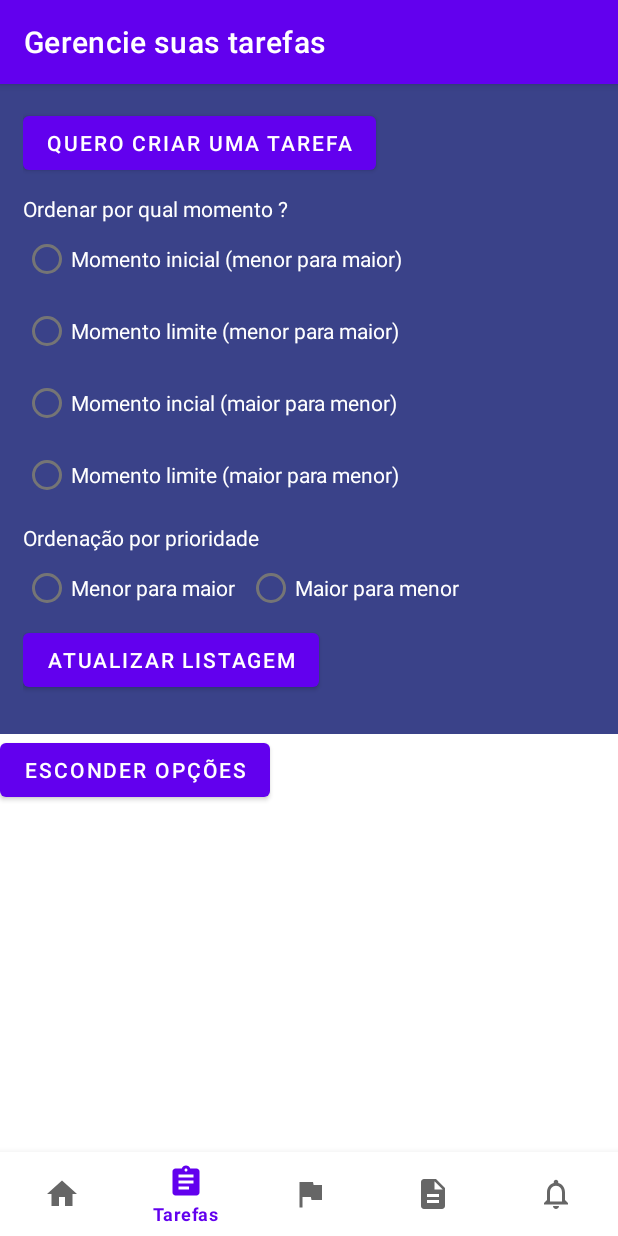
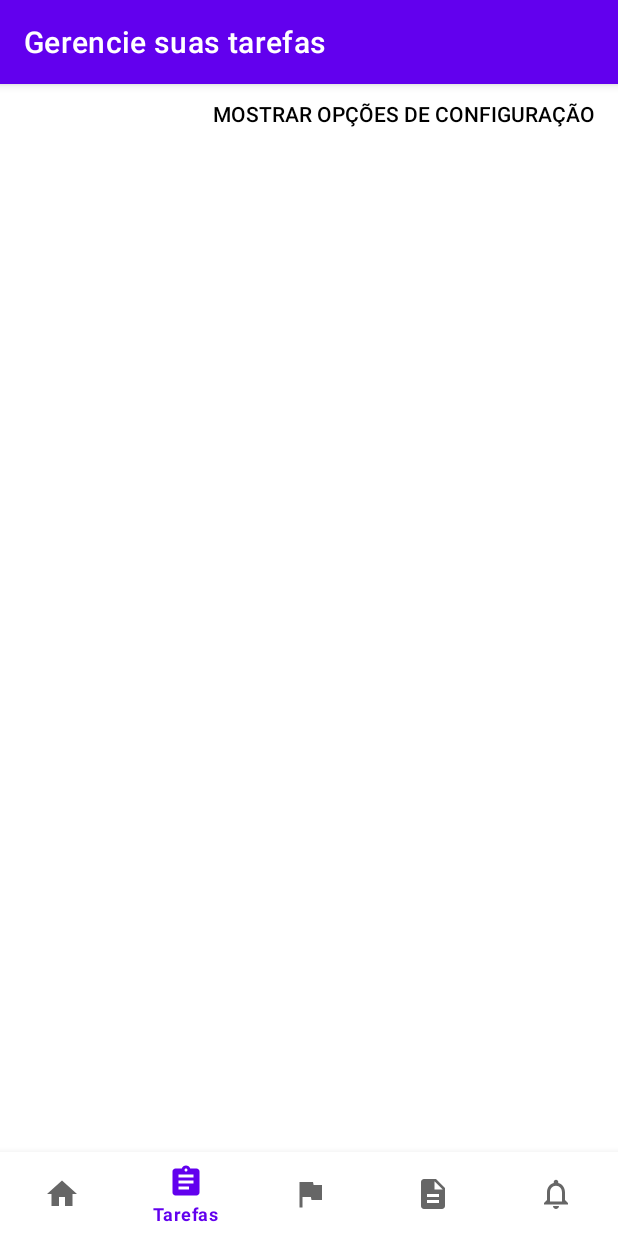
Before and after one commit to Adriano-Ivan/AdagioAgendaDigital, an Android app: the screen it shows after launch (MainActivity), item 2 of the bottom bar chosen, on a phone screen of 412 x 824 dp. Run offline under Robolectric (Android 15) with nearby library versions, the phone set to English and light mode, and no system bars.

Commit message:
começando classes referentes às criações de tabela no SQLite e DAO, ajustando lógica e layout de exibição de configs em tasks

```diff
--- a/app/src/main/java/br/com/adagio/adagioagendadigital/ui/activities/main/MainActivity.java
+++ b/app/src/main/java/br/com/adagio/adagioagendadigital/ui/activities/main/MainActivity.java
@@ -40,7 +40,6 @@ public  class MainActivity extends AppCompatActivity implements  NumberPickerDia
         setContentView(R.layout.activity_main);
 
         setNavigationAttributes();
-
     }
 
     @Override
--- a/app/src/main/java/br/com/adagio/adagioagendadigital/ui/activities/main/fragments/tasks/TaskManagementFragment.java
+++ b/app/src/main/java/br/com/adagio/adagioagendadigital/ui/activities/main/fragments/tasks/TaskManagementFragment.java
@@ -48,7 +48,9 @@ public class TaskManagementFragment extends Fragment implements View.OnClickList
 
     private void setAttributes(){
         defineViews();
+        setConfigurationVisibilitity();
         defineListeners();
+
     }
 
     private void defineViews(){
@@ -60,10 +62,7 @@ public class TaskManagementFragment extends Fragment implements View.OnClickList
          buttonHideContainerOptions.setOnClickListener(this);
     }
 
-    @Override
-    public void onClick(View view) {
-        if(view.getId() == R.id.fragment_task_hide_options){
-
+    private void setConfigurationVisibilitity(){
         if(!TaskStaticValues.CONTAINER_OPTIONS_IS_GONE){
             containerOptions.setVisibility(View.GONE);
             TaskStaticValues.setContainerOptionsIsGone(true);
@@ -75,5 +74,12 @@ public class TaskManagementFragment extends Fragment implements View.OnClickList
         }
 
     }
+
+    @Override
+    public void onClick(View view) {
+        if(view.getId() == R.id.fragment_task_hide_options){
+
+           setConfigurationVisibilitity();
         }
     }
+}
--- a/app/src/main/res/layout/fragment_task_management.xml
+++ b/app/src/main/res/layout/fragment_task_management.xml
@@ -143,6 +143,13 @@
             android:id="@+id/fragment_task_hide_options"
             android:layout_width="wrap_content"
             android:layout_height="wrap_content"
+            android:textColor="@color/black"
+            android:outlineAmbientShadowColor="@android:color/transparent"
+            android:shadowColor="@android:color/transparent"
+            android:backgroundTint="@android:color/transparent"
+            android:gravity="right"
+            style="?android:attr/borderlessButtonStyle"
+            android:layout_gravity="right"
             android:text="@string/fragment_task_hide_options"
             />
     </LinearLayout>
--- a/app/src/main/res/values/strings.xml
+++ b/app/src/main/res/values/strings.xml
@@ -71,7 +71,7 @@
     <string name="fragment_task_initial_moment_desc">Momento incial (maior para menor)</string>
     <string name="fragment_task_user_wants_to_create_task">Quero criar uma tarefa</string>
     <string name="fragment_task_update_list">Atualizar listagem</string>
-    <string name="fragment_task_hide_options">Esconder opções</string>
-    <string name="task_show_options">Mostrar opções</string>
+    <string name="fragment_task_hide_options">Esconder opções de configuração</string>
+    <string name="task_show_options">Mostrar opções de configuração</string>
 
 </resources>
```
Also changed, not shown: app/src/main/java/br/com/adagio/adagioagendadigital/data/DbLayer.java (added, +94 -0 lines), app/src/main/java/br/com/adagio/adagioagendadigital/data/tag/DbTagStructure.java (added, +12 -0 lines), app/src/main/java/br/com/adagio/adagioagendadigital/data/task/DbTaskStructure.java (added, +14 -0 lines), app/src/main/java/br/com/adagio/adagioagendadigital/data/task/TaskDto.java (added, +27 -0 lines), app/src/main/java/br/com/adagio/adagioagendadigital/data/task_tag/DbTaskTagStructure.java (added, +12 -0 lines). Lines whose indentation alone changed are shown as unchanged.
